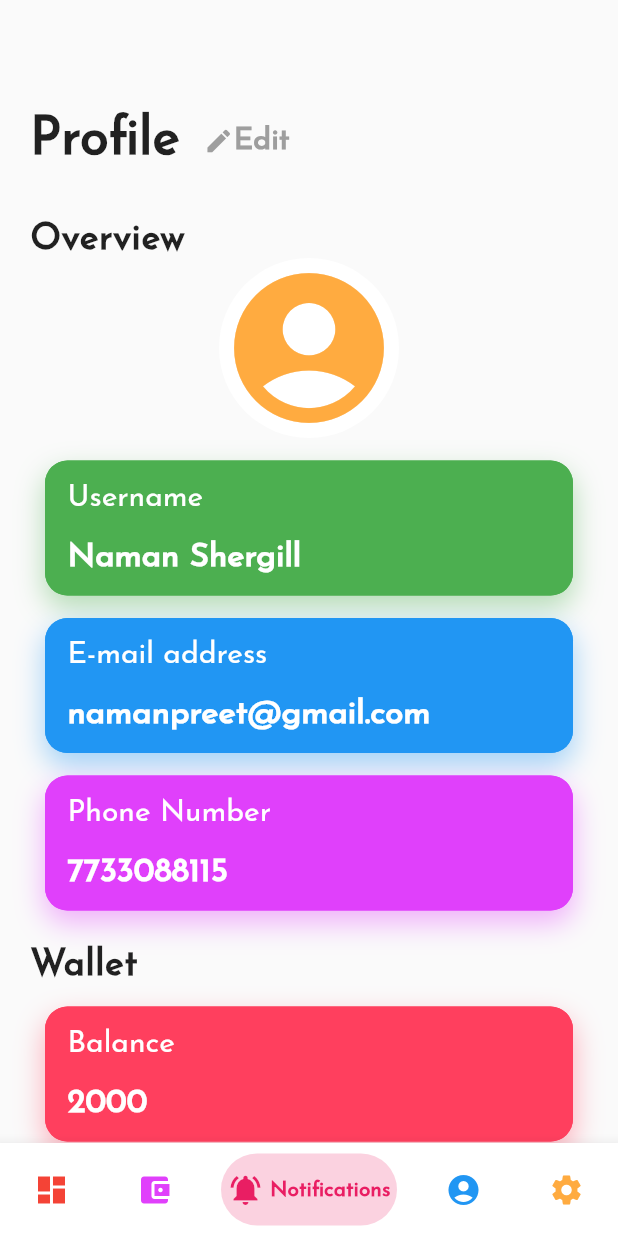
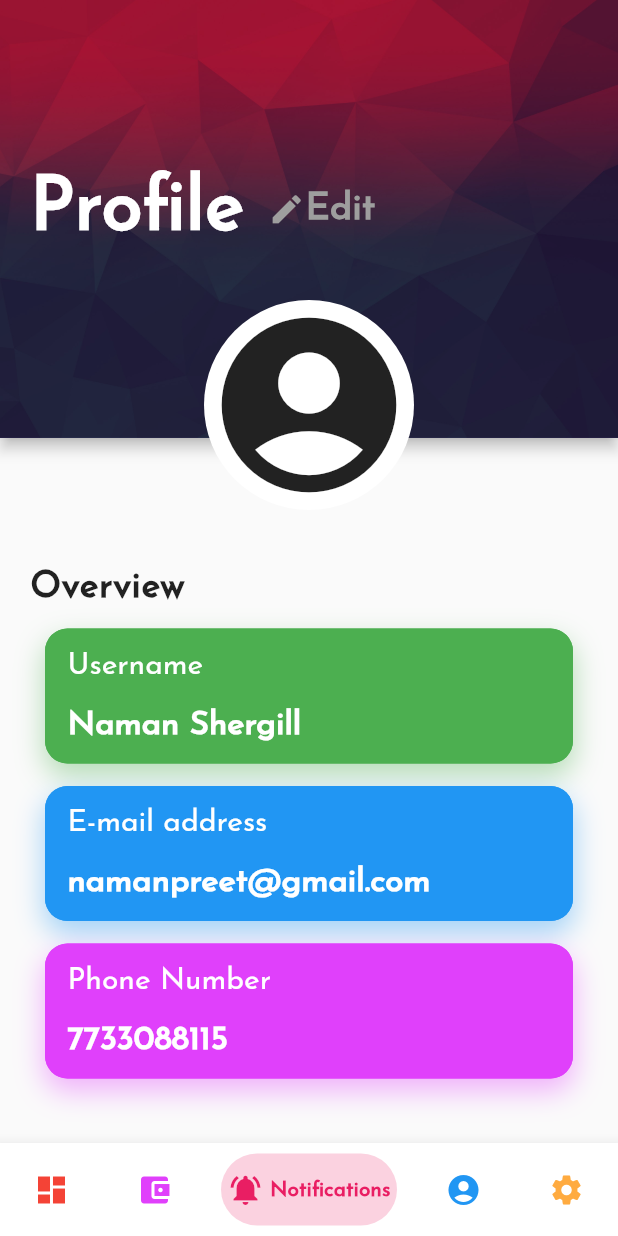
Before and after one commit to NamanShergill/favent, a Flutter app: the screen it shows after launch, swiped to page 3, on a phone screen of 412 x 824 dp. Run offline on Flutter 3.47's test engine with Material 2 defaults, Android fonts, the phone set to English and light mode, and no system bars; drawn by our look-alikes of bubble_bottom_bar.

Commit message:
Update profile.dart

```diff
--- a/lib/pages/profile.dart
+++ b/lib/pages/profile.dart
@@ -7,25 +7,100 @@ final DFFont= 'Josefin';
 class ProfilePage extends StatelessWidget {
   @override
   Widget build(BuildContext context) {
+    final _media = MediaQuery.of(context).size;
     return ListView(
+      padding: EdgeInsets.all(0),
       physics: BouncingScrollPhysics(),
-      padding: EdgeInsets.only(
-        left: 20,
-        right: 20,
-        top: 70,
+      children: <Widget>[
+        Container(
+          constraints: BoxConstraints(minHeight: 350),
+          color: Colors.grey.shade50,
+          height: _media.height / 2 - 120,
+          child: Stack(
+            children: <Widget>[
+              Column(
+                children: <Widget>[
+                  Expanded(
+                    flex: 5,
+                    child: Stack(
+                      children: <Widget>[
+                        Material(
+                          elevation: 4,
+                          child: Container(
+                            decoration: BoxDecoration(
+                                image: DecorationImage(
+                                    image: AssetImage('assets/images/bg.jpg'),
+                                    fit: BoxFit.cover
+                                )
                             ),
+                          ),
+                        ),
+                        Opacity(
+                          opacity: 0.3,
+                          child: Container(
+                            color: Colors.black87,
+                          ),
+                        )
+                      ],
+                    ),
+                  ),
+                  Expanded(
+                    flex: 1,
+                    child: Container(),
+                  )
+                ],
+              ),
+              Align(
+                alignment: Alignment.bottomCenter,
+                child: Container(
+                  height: 160,
+                  width: _media.width - 30,
+                  child:
+                  Row(
+                    mainAxisAlignment: MainAxisAlignment.center,
                     children: <Widget>[
+                      Container(
+                        height: 140,
+                        width: 140,
+                        decoration: BoxDecoration(
+                          shape: BoxShape.circle,
+                          color: Colors.white,
+                        ),
+                        child: Icon(Icons.account_circle, size: 140, color: Colors.black87,),
+                      )
+                    ],
+                  ),
+                ),
+              ),
+              Positioned(
+                top: _media.longestSide <= 775
+                    ? screenAwareSize(20, context)
+                    : screenAwareSize(35, context),
+                left: 10,
+                right: 10,
+                child: Column(
+                  mainAxisAlignment: MainAxisAlignment.start,
+                  crossAxisAlignment: CrossAxisAlignment.center,
+                  children: <Widget>[
+                    SizedBox(
+                      height: 70,
+                    ),
                     Row(
+                      mainAxisAlignment: MainAxisAlignment.spaceBetween,
+                      children: <Widget>[
+                        Padding(
+                          padding: EdgeInsets.symmetric(horizontal: 10),
+                          child: Row(
                             mainAxisAlignment: MainAxisAlignment.start,
                             crossAxisAlignment: CrossAxisAlignment.center,
                             children: <Widget>[
                               Text(
                                 'Profile',
                                 style: TextStyle(
-                fontSize: 35,
+                                    fontSize: 50,
+                                    color: Colors.white,
                                     fontWeight: FontWeight.bold,
-                fontFamily: DFFont,
-              ),
+                                    fontFamily: "Josefin"),
                               ),
                               FlatButton(
                                 shape: RoundedRectangleBorder(borderRadius: BorderRadius.circular(15)),
@@ -36,7 +111,7 @@ class ProfilePage extends StatelessWidget {
                                     Icon(
                                       Icons.mode_edit,
                                       color: Colors.grey,
-                      size: 20,
+                                      size: 25,
                                     ),
                                     Text(
                                       'Edit',
@@ -44,7 +119,7 @@ class ProfilePage extends StatelessWidget {
                                           fontWeight: FontWeight.bold,
                                           color: Colors.grey,
                                           fontFamily: DFFont,
-                          fontSize: 20
+                                          fontSize: 25
                                       ),
                                     ),
                                   ],
@@ -52,6 +127,20 @@ class ProfilePage extends StatelessWidget {
                               )
                             ],
                           ),
+                        ),
+                      ],
+                    ),
+                  ],
+                ),
+              ),
+            ],
+          ),
+        ),
+        Padding(
+          padding: const EdgeInsets.only(right: 20, left: 20),
+          child: Column(
+            crossAxisAlignment: CrossAxisAlignment.start,
+            children: <Widget>[
               SizedBox(
                 height: 30,
               ),
@@ -65,20 +154,7 @@ class ProfilePage extends StatelessWidget {
                     letterSpacing: 0.4
                 ),
               ),
-        Row(
-          mainAxisAlignment: MainAxisAlignment.center,
-          children: <Widget>[
-            Container(
-              height: 120,
-              width: 120,
-              decoration: BoxDecoration(
-                  shape: BoxShape.circle,
-                  color: Colors.white,
-              ),
-              child: Icon(Icons.account_circle, size: 120, color: Colors.orangeAccent,),
-            )
-          ],
-        ),
+
               Row(
                 mainAxisAlignment: MainAxisAlignment.center,
                 children: <Widget>[
@@ -98,7 +174,7 @@ class ProfilePage extends StatelessWidget {
                 ],
               ),
               SizedBox(
-          height: 25,
+                height: 45,
               ),
               Text(
                 'Wallet',
@@ -116,6 +192,12 @@ class ProfilePage extends StatelessWidget {
                   colorCard('Balance', 2000.toString(), context, Color(0xFFff3f5e))
                 ],
               ),
+              SizedBox(
+                height: 45,
+              ),
+            ],
+          ),
+        )
       ],
     );
   }
@@ -139,7 +221,8 @@ Widget colorCard(
               blurRadius: 16,
               spreadRadius: 0.2,
               offset: Offset(0, 8)),
-        ]),
+        ]
+    ),
     child: Material(
       borderRadius: BorderRadius.circular(15),
       color: color,
```
Lines whose indentation alone changed are shown as unchanged.
